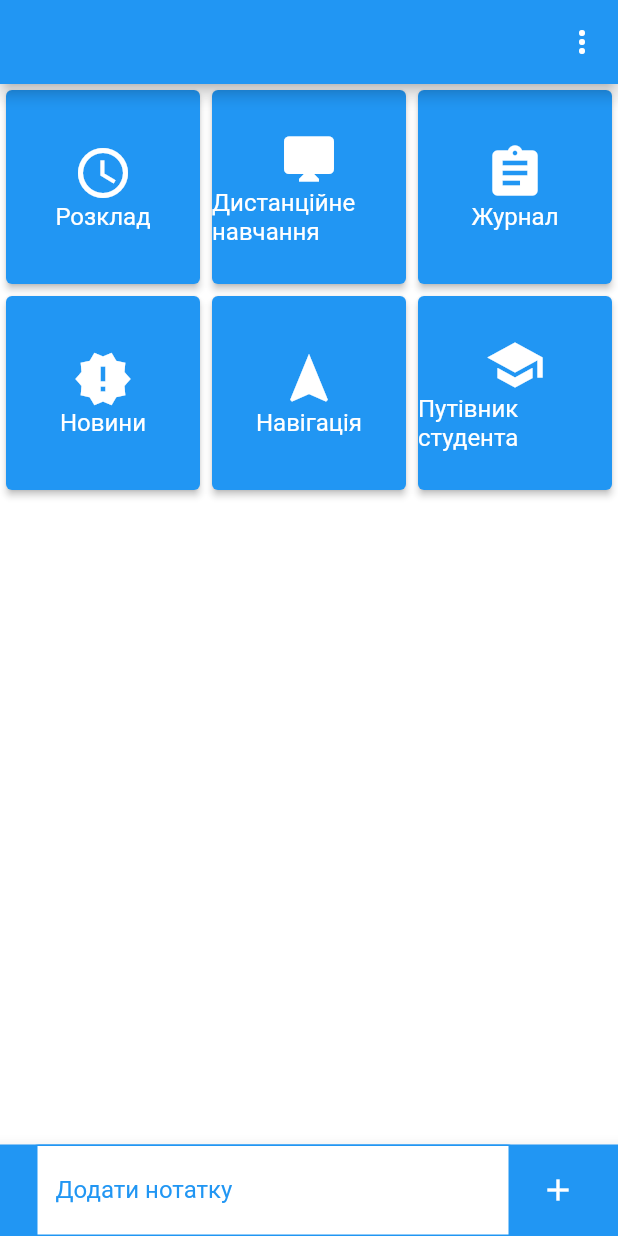
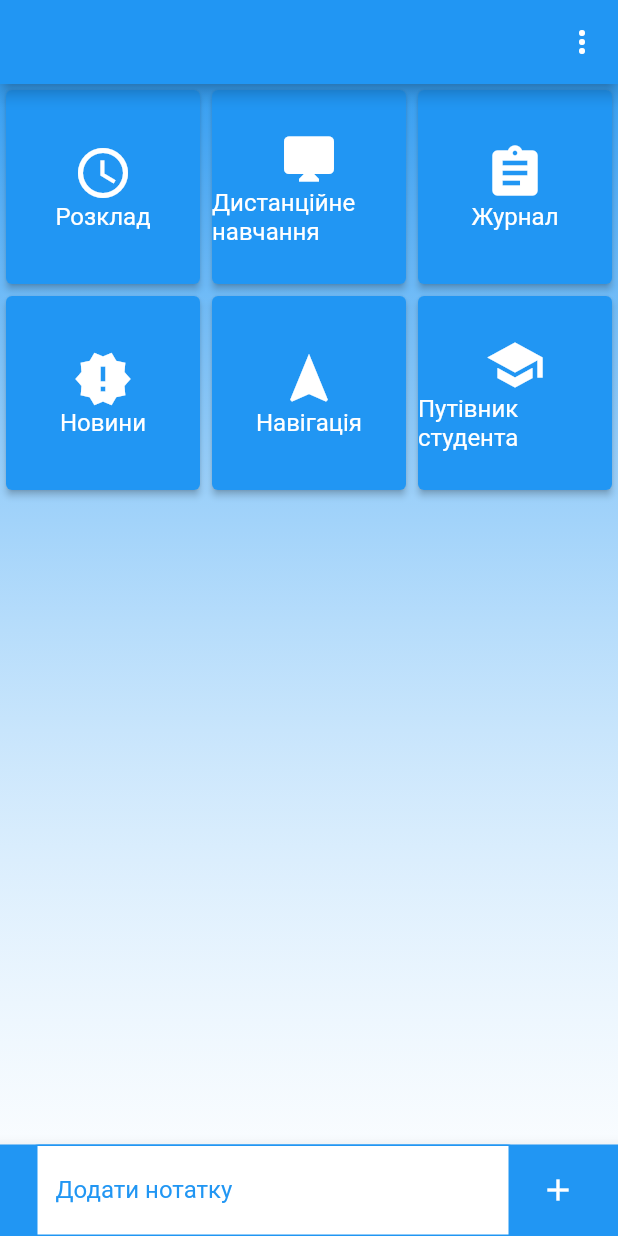
Before and after one commit to Exaster/ISA, a Flutter app: the screen it shows after launch, on a phone screen of 412 x 824 dp. Run offline on Flutter 3.47's test engine with Material 2 defaults, Android fonts, the light colour scheme and no system bars; our stand-ins replace shared_preferences; missing offline and left inert: flutter_custom_tabs.

Commit message:
added gradient

```diff
--- a/lib/main.dart
+++ b/lib/main.dart
@@ -1,7 +1,6 @@
 import 'package:flutter/material.dart';
-import 'package:flutter_custom_tabs/flutter_custom_tabs.dart';
 import '/screens/home_screen.dart';
-import 'main.dart';
+
 
 void main() => runApp(MyApp());
 
--- a/lib/screens/home_screen.dart
+++ b/lib/screens/home_screen.dart
@@ -77,10 +77,14 @@ class _HomeScreenState extends State<HomeScreen> {
 
   @override
   Widget build(BuildContext context) {
+    // Calculate a slightly lighter color based on headerColor
+    // Adjust the opacity as needed
+
     return Scaffold(
+      backgroundColor: backgroundColor,
       appBar: AppBar(
         title: Text(username),
-        backgroundColor: headerColor, // Set the header color
+        backgroundColor: headerColor,
         actions: [
           PopupMenuButton<String>(
             onSelected: (value) {
@@ -97,15 +101,23 @@ class _HomeScreenState extends State<HomeScreen> {
             itemBuilder: (BuildContext context) {
               return [
                 _buildPopupMenuItem('change_username', 'Змінити псевдонім'),
-                _buildPopupMenuItem('theme', 'Тема'),
                 _buildPopupMenuItem('avatar', 'Аватар'),
-                _buildPopupMenuItem('change_colors', 'Змінити кольори'),
+                _buildPopupMenuItem('change_colors', 'Тема'),
               ];
             },
           ),
         ],
       ),
-      body: Column(
+      body: Container(
+        // Use a LinearGradient to create the desired gradient
+        decoration: BoxDecoration(
+          gradient: LinearGradient(
+            begin: Alignment.bottomCenter,
+            end: Alignment.topCenter,
+            colors: [backgroundColor.withOpacity(0.3), headerColor.withOpacity(0.9)], // Ця ХРІНЬ ВІДПОВІДАЄ ЗА ГУСТИНУ КОЛЬОРІВ
+          ),
+        ),
+        child: Column(
           children: [
             Expanded(
               child: ListView(
@@ -136,7 +148,7 @@ class _HomeScreenState extends State<HomeScreen> {
               ),
             ),
             BottomAppBar(
-            color: headerColor, // Set the bottom app bar color
+              color: headerColor,
               child: Padding(
                 padding: const EdgeInsets.symmetric(horizontal: 16.0),
                 child: Row(
@@ -160,8 +172,10 @@ class _HomeScreenState extends State<HomeScreen> {
             ),
           ],
         ),
+      ),
     );
   }
+
 
   Widget _buildTile(BuildContext context, WebsiteItem item) {
     return GestureDetector(
@@ -220,7 +234,7 @@ class _HomeScreenState extends State<HomeScreen> {
             border: InputBorder.none,
             labelText: 'Додати нотатку',
             filled: true,
-            fillColor: backgroundColor, // Set the background color
+            fillColor: Colors.white, // Set the background color
             labelStyle: TextStyle(
               fontSize: 16.0,
               color: headerColor,
```
Lines whose indentation alone changed are shown as unchanged.
